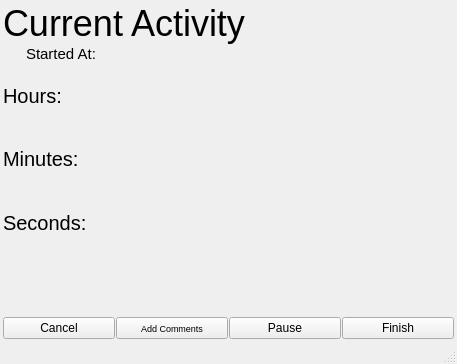
Before: the Qt Designer form ActivityLogger/activitylogger.ui in BrandonBahret/Activity-Logger, drawn with Qt 5.
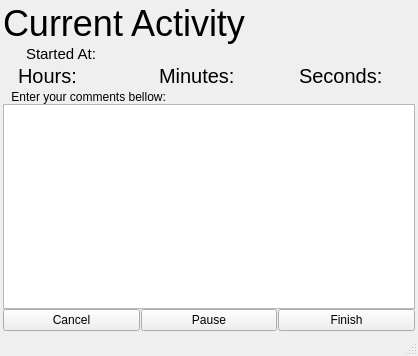
After: the same form once the commit is applied. The open tabs and pages were chosen to show the change.

Patch:
```diff
--- a/ActivityLogger/activitylogger.ui
+++ b/ActivityLogger/activitylogger.ui
@@ -6,8 +6,8 @@
    <rect>
     <x>0</x>
     <y>0</y>
-    <width>457</width>
-    <height>364</height>
+    <width>418</width>
+    <height>356</height>
    </rect>
   </property>
   <property name="sizePolicy">
@@ -33,6 +33,9 @@
     <property name="bottomMargin">
      <number>0</number>
     </property>
+    <property name="spacing">
+     <number>0</number>
+    </property>
     <item row="0" column="0">
      <widget class="QStackedWidget" name="stackedWidget">
       <property name="currentIndex">
@@ -350,14 +353,29 @@
                       <verstretch>0</verstretch>
                      </sizepolicy>
                     </property>
+                    <property name="horizontalScrollBarPolicy">
+                     <enum>Qt::ScrollBarAsNeeded</enum>
+                    </property>
+                    <property name="sizeAdjustPolicy">
+                     <enum>QAbstractScrollArea::AdjustToContents</enum>
+                    </property>
+                    <property name="autoScroll">
+                     <bool>true</bool>
+                    </property>
                     <property name="alternatingRowColors">
                      <bool>true</bool>
                     </property>
                     <property name="isWrapping" stdset="0">
                      <bool>false</bool>
                     </property>
+                    <property name="resizeMode">
+                     <enum>QListView::Adjust</enum>
+                    </property>
+                    <property name="uniformItemSizes">
+                     <bool>false</bool>
+                    </property>
                     <property name="wordWrap">
-                     <bool>false</bool>
+                     <bool>true</bool>
                     </property>
                    </widget>
                   </item>
@@ -432,20 +450,7 @@
         <property name="bottomMargin">
          <number>3</number>
         </property>
-        <property name="spacing">
-         <number>0</number>
-        </property>
         <item row="0" column="0">
-         <layout class="QVBoxLayout" name="verticalLayout_7">
-          <property name="spacing">
-           <number>0</number>
-          </property>
-          <item>
-           <layout class="QVBoxLayout" name="verticalLayout_6">
-            <property name="spacing">
-             <number>0</number>
-            </property>
-            <item>
              <layout class="QVBoxLayout" name="verticalLayout_5">
               <property name="spacing">
                <number>0</number>
@@ -521,9 +526,20 @@
                  <number>0</number>
                 </property>
                 <item>
+             <layout class="QHBoxLayout" name="horizontalLayout_10">
+              <property name="spacing">
+               <number>25</number>
+              </property>
+              <property name="leftMargin">
+               <number>15</number>
+              </property>
+              <property name="bottomMargin">
+               <number>2</number>
+              </property>
+              <item>
                  <widget class="QLabel" name="hoursString">
                   <property name="sizePolicy">
-                   <sizepolicy hsizetype="Preferred" vsizetype="Expanding">
+                 <sizepolicy hsizetype="Preferred" vsizetype="Fixed">
                     <horstretch>0</horstretch>
                     <verstretch>0</verstretch>
                    </sizepolicy>
@@ -541,7 +557,7 @@
                 <item>
                  <widget class="QLabel" name="minutesString">
                   <property name="sizePolicy">
-                   <sizepolicy hsizetype="Preferred" vsizetype="Expanding">
+                 <sizepolicy hsizetype="Preferred" vsizetype="Fixed">
                     <horstretch>0</horstretch>
                     <verstretch>0</verstretch>
                    </sizepolicy>
@@ -559,7 +575,7 @@
                 <item>
                  <widget class="QLabel" name="secondsString">
                   <property name="sizePolicy">
-                   <sizepolicy hsizetype="Preferred" vsizetype="Expanding">
+                 <sizepolicy hsizetype="Preferred" vsizetype="Fixed">
                     <horstretch>0</horstretch>
                     <verstretch>0</verstretch>
                    </sizepolicy>
@@ -574,27 +590,40 @@
                   </property>
                  </widget>
                 </item>
+             </layout>
+            </item>
                 <item>
-                 <spacer name="verticalSpacer_2">
-                  <property name="orientation">
-                   <enum>Qt::Vertical</enum>
-                  </property>
-                  <property name="sizeType">
-                   <enum>QSizePolicy::Expanding</enum>
-                  </property>
-                  <property name="sizeHint" stdset="0">
-                   <size>
-                    <width>20</width>
-                    <height>40</height>
-                   </size>
-                  </property>
-                 </spacer>
+             <widget class="QLabel" name="label_3">
+              <property name="text">
+               <string> Enter your comments bellow:</string>
+              </property>
+              <property name="margin">
+               <number>2</number>
+              </property>
+              <property name="indent">
+               <number>5</number>
+              </property>
+             </widget>
+            </item>
+            <item>
+             <widget class="QTextEdit" name="commentEditorMain">
+              <property name="font">
+               <font>
+                <pointsize>12</pointsize>
+                <weight>50</weight>
+                <bold>false</bold>
+               </font>
+              </property>
+             </widget>
                 </item>
                 <item>
                  <layout class="QHBoxLayout" name="horizontalLayout_7">
                   <property name="spacing">
                    <number>1</number>
                   </property>
+              <property name="leftMargin">
+               <number>0</number>
+              </property>
                   <item>
                    <widget class="QPushButton" name="cancel">
                     <property name="sizePolicy">
@@ -614,33 +643,6 @@
                     </property>
                    </widget>
                   </item>
-                  <item>
-                   <widget class="QPushButton" name="addComments">
-                    <property name="sizePolicy">
-                     <sizepolicy hsizetype="Minimum" vsizetype="Preferred">
-                      <horstretch>0</horstretch>
-                      <verstretch>0</verstretch>
-                     </sizepolicy>
-                    </property>
-                    <property name="maximumSize">
-                     <size>
-                      <width>16777215</width>
-                      <height>46</height>
-                     </size>
-                    </property>
-                    <property name="font">
-                     <font>
-                      <pointsize>7</pointsize>
-                     </font>
-                    </property>
-                    <property name="text">
-                     <string>Add Comments</string>
-                    </property>
-                    <property name="autoRepeat">
-                     <bool>false</bool>
-                    </property>
-                   </widget>
-                  </item>
                   <item>
                    <widget class="QPushButton" name="pause">
                     <property name="sizePolicy">
@@ -681,10 +683,6 @@
                      <string>Finish</string>
                     </property>
                    </widget>
-                  </item>
-                 </layout>
-                </item>
-               </layout>
               </item>
              </layout>
             </item>
```
Lines whose indentation alone changed are shown as unchanged.
